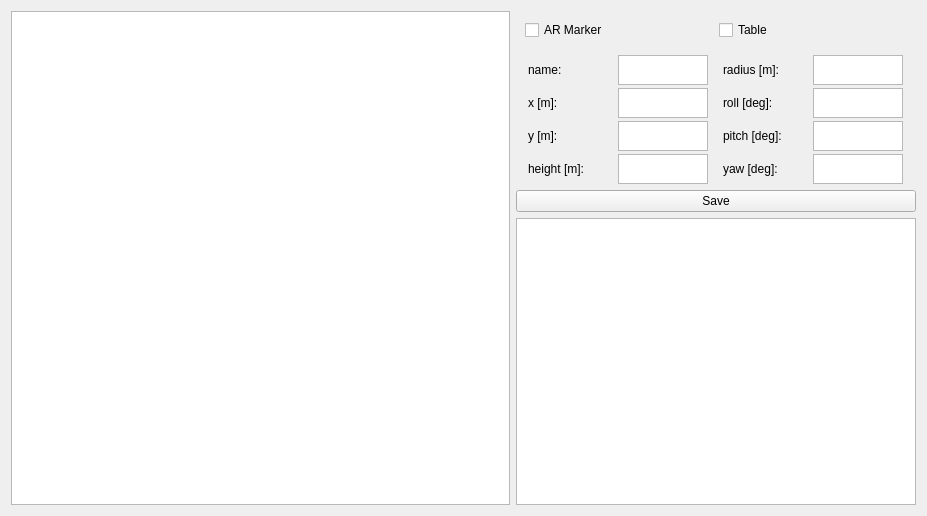
First picture: the form in rocon_qt_library/ui/map_annotation.ui, repository robotics-in-concert/rocon_qt_gui, before the edit.
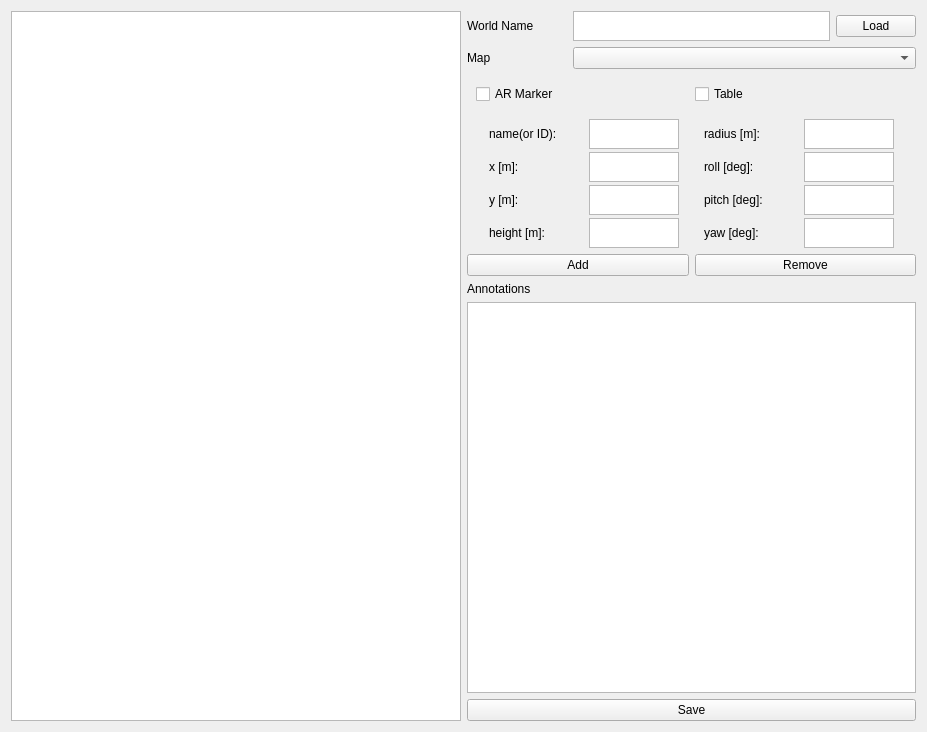
Second picture: the form after the edit. Custom widgets are drawn as their Qt base class.

```diff
--- a/rocon_qt_library/ui/map_annotation.ui
+++ b/rocon_qt_library/ui/map_annotation.ui
@@ -7,7 +7,7 @@
     <x>0</x>
     <y>0</y>
     <width>927</width>
-    <height>516</height>
+    <height>732</height>
    </rect>
   </property>
   <property name="windowTitle">
@@ -26,27 +26,94 @@
      <property name="leftMargin">
       <number>0</number>
      </property>
-     <property name="topMargin">
-      <number>0</number>
-     </property>
-     <property name="rightMargin">
-      <number>0</number>
-     </property>
-     <property name="bottomMargin">
-      <number>0</number>
-     </property>
      <item>
-      <layout class="QGridLayout" name="gridLayout">
-       <property name="leftMargin">
-        <number>9</number>
-       </property>
-       <property name="topMargin">
-        <number>9</number>
-       </property>
-       <property name="rightMargin">
-        <number>9</number>
-       </property>
-       <property name="bottomMargin">
+      <layout class="QGridLayout" name="world_loader_grid_layout">
+       <item row="0" column="0">
+        <widget class="QLabel" name="world_name_label">
+         <property name="sizePolicy">
+          <sizepolicy hsizetype="Minimum" vsizetype="Preferred">
+           <horstretch>0</horstretch>
+           <verstretch>0</verstretch>
+          </sizepolicy>
+         </property>
+         <property name="minimumSize">
+          <size>
+           <width>100</width>
+           <height>0</height>
+          </size>
+         </property>
+         <property name="text">
+          <string>World Name </string>
+         </property>
+         <property name="alignment">
+          <set>Qt::AlignLeading|Qt::AlignLeft|Qt::AlignVCenter</set>
+         </property>
+        </widget>
+       </item>
+       <item row="0" column="1">
+        <widget class="QTextEdit" name="world_name_text">
+         <property name="sizePolicy">
+          <sizepolicy hsizetype="Expanding" vsizetype="Preferred">
+           <horstretch>0</horstretch>
+           <verstretch>0</verstretch>
+          </sizepolicy>
+         </property>
+         <property name="maximumSize">
+          <size>
+           <width>500000</width>
+           <height>30</height>
+          </size>
+         </property>
+        </widget>
+       </item>
+       <item row="0" column="2">
+        <widget class="QPushButton" name="load_world_btn">
+         <property name="text">
+          <string>Load</string>
+         </property>
+        </widget>
+       </item>
+      </layout>
+     </item>
+     <item>
+      <layout class="QHBoxLayout" name="map_select_layout">
+       <item>
+        <widget class="QLabel" name="map_name_label">
+         <property name="sizePolicy">
+          <sizepolicy hsizetype="Minimum" vsizetype="Preferred">
+           <horstretch>0</horstretch>
+           <verstretch>0</verstretch>
+          </sizepolicy>
+         </property>
+         <property name="minimumSize">
+          <size>
+           <width>100</width>
+           <height>0</height>
+          </size>
+         </property>
+         <property name="text">
+          <string>Map</string>
+         </property>
+         <property name="alignment">
+          <set>Qt::AlignLeading|Qt::AlignLeft|Qt::AlignVCenter</set>
+         </property>
+        </widget>
+       </item>
+       <item>
+        <widget class="QComboBox" name="map_select_combobox">
+         <property name="sizePolicy">
+          <sizepolicy hsizetype="Expanding" vsizetype="Fixed">
+           <horstretch>0</horstretch>
+           <verstretch>0</verstretch>
+          </sizepolicy>
+         </property>
+        </widget>
+       </item>
+      </layout>
+     </item>
+     <item>
+      <layout class="QGridLayout" name="annotation_select_layout">
+       <property name="margin">
         <number>9</number>
        </property>
        <item row="0" column="0">
@@ -66,24 +133,15 @@
       </layout>
      </item>
      <item>
-      <layout class="QGridLayout" name="gridLayout_2">
-       <property name="leftMargin">
-        <number>0</number>
-       </property>
-       <property name="topMargin">
-        <number>0</number>
-       </property>
-       <property name="rightMargin">
-        <number>0</number>
-       </property>
-       <property name="bottomMargin">
+      <layout class="QGridLayout" name="data_editor_layout">
+       <property name="margin">
         <number>0</number>
        </property>
        <property name="spacing">
         <number>3</number>
        </property>
        <item row="0" column="2">
-        <widget class="QLabel" name="label_5">
+        <widget class="QLabel" name="radius_label">
          <property name="maximumSize">
           <size>
            <width>75</width>
@@ -96,7 +154,7 @@
         </widget>
        </item>
        <item row="3" column="0">
-        <widget class="QLabel" name="label">
+        <widget class="QLabel" name="height_label">
          <property name="maximumSize">
           <size>
            <width>75</width>
@@ -125,15 +183,15 @@
         </widget>
        </item>
        <item row="0" column="0">
-        <widget class="QLabel" name="label_2">
+        <widget class="QLabel" name="name_label">
          <property name="maximumSize">
           <size>
-           <width>75</width>
+           <width>80</width>
            <height>25</height>
           </size>
          </property>
          <property name="text">
-          <string>name:</string>
+          <string>name(or ID):</string>
          </property>
         </widget>
        </item>
@@ -153,32 +211,6 @@
          </property>
         </widget>
        </item>
-       <item row="1" column="0">
-        <widget class="QLabel" name="label_4">
-         <property name="maximumSize">
-          <size>
-           <width>75</width>
-           <height>25</height>
-          </size>
-         </property>
-         <property name="text">
-          <string>x [m]:</string>
-         </property>
-        </widget>
-       </item>
-       <item row="2" column="0">
-        <widget class="QLabel" name="label_3">
-         <property name="maximumSize">
-          <size>
-           <width>75</width>
-           <height>25</height>
-          </size>
-         </property>
-         <property name="text">
-          <string>y [m]:</string>
-         </property>
-        </widget>
-       </item>
        <item row="2" column="1">
         <widget class="QTextEdit" name="y_txt">
          <property name="minimumSize">
@@ -195,6 +227,19 @@
          </property>
         </widget>
        </item>
+       <item row="1" column="0">
+        <widget class="QLabel" name="x_label">
+         <property name="maximumSize">
+          <size>
+           <width>75</width>
+           <height>25</height>
+          </size>
+         </property>
+         <property name="text">
+          <string>x [m]:</string>
+         </property>
+        </widget>
+       </item>
        <item row="0" column="1">
         <widget class="QTextEdit" name="name_txt">
          <property name="minimumSize">
@@ -211,6 +256,19 @@
          </property>
         </widget>
        </item>
+       <item row="2" column="0">
+        <widget class="QLabel" name="y_label">
+         <property name="maximumSize">
+          <size>
+           <width>75</width>
+           <height>25</height>
+          </size>
+         </property>
+         <property name="text">
+          <string>y [m]:</string>
+         </property>
+        </widget>
+       </item>
        <item row="0" column="3">
         <widget class="QTextEdit" name="radius_txt">
          <property name="minimumSize">
@@ -228,7 +286,7 @@
         </widget>
        </item>
        <item row="1" column="2">
-        <widget class="QLabel" name="label_6">
+        <widget class="QLabel" name="roll_label">
          <property name="maximumSize">
           <size>
            <width>75</width>
@@ -241,7 +299,7 @@
         </widget>
        </item>
        <item row="2" column="2">
-        <widget class="QLabel" name="label_7">
+        <widget class="QLabel" name="pitch_label">
          <property name="maximumSize">
           <size>
            <width>75</width>
@@ -253,19 +311,6 @@
          </property>
         </widget>
        </item>
-       <item row="3" column="2">
-        <widget class="QLabel" name="label_8">
-         <property name="maximumSize">
-          <size>
-           <width>75</width>
-           <height>25</height>
-          </size>
-         </property>
-         <property name="text">
-          <string>yaw [deg]:</string>
-         </property>
-        </widget>
-       </item>
        <item row="1" column="3">
         <widget class="QTextEdit" name="roll_txt">
          <property name="minimumSize">
@@ -282,20 +327,17 @@
          </property>
         </widget>
        </item>
-       <item row="2" column="3">
-        <widget class="QTextEdit" name="pitch_txt">
-         <property name="minimumSize">
-          <size>
-           <width>90</width>
-           <height>0</height>
-          </size>
-         </property>
+       <item row="3" column="2">
+        <widget class="QLabel" name="yaw_label">
          <property name="maximumSize">
           <size>
-           <width>90</width>
-           <height>30</height>
+           <width>75</width>
+           <height>25</height>
           </size>
          </property>
+         <property name="text">
+          <string>yaw [deg]:</string>
+         </property>
         </widget>
        </item>
        <item row="3" column="3">
@@ -314,6 +356,61 @@
          </property>
         </widget>
        </item>
+       <item row="2" column="3">
+        <widget class="QTextEdit" name="pitch_txt">
+         <property name="minimumSize">
+          <size>
+           <width>90</width>
+           <height>0</height>
+          </size>
+         </property>
+         <property name="maximumSize">
+          <size>
+           <width>90</width>
+           <height>30</height>
+          </size>
+         </property>
+        </widget>
+       </item>
+      </layout>
+     </item>
+     <item>
+      <layout class="QHBoxLayout" name="button_layout">
+       <item>
+        <widget class="QPushButton" name="add_annotation_btn">
+         <property name="text">
+          <string>Add</string>
+         </property>
+        </widget>
+       </item>
+       <item>
+        <widget class="QPushButton" name="remove_annotation_btn">
+         <property name="text">
+          <string>Remove</string>
+         </property>
+        </widget>
+       </item>
+      </layout>
+     </item>
+     <item>
+      <layout class="QGridLayout" name="list_view_layout">
+       <item row="1" column="0">
+        <widget class="QListWidget" name="annotations_list_widget">
+         <property name="minimumSize">
+          <size>
+           <width>200</width>
+           <height>0</height>
+          </size>
+         </property>
+        </widget>
+       </item>
+       <item row="0" column="0">
+        <widget class="QLabel" name="annotations_label">
+         <property name="text">
+          <string>Annotations </string>
+         </property>
+        </widget>
+       </item>
       </layout>
      </item>
      <item>
@@ -323,22 +420,6 @@
        </property>
       </widget>
      </item>
-     <item>
-      <widget class="QListView" name="listView">
-       <property name="minimumSize">
-        <size>
-         <width>400</width>
-         <height>0</height>
-        </size>
-       </property>
-       <property name="maximumSize">
-        <size>
-         <width>400</width>
-         <height>16777215</height>
-        </size>
-       </property>
-      </widget>
-     </item>
     </layout>
    </item>
   </layout>
```
Left out of the diff: 6 changed lines with no effect on the pictures.
